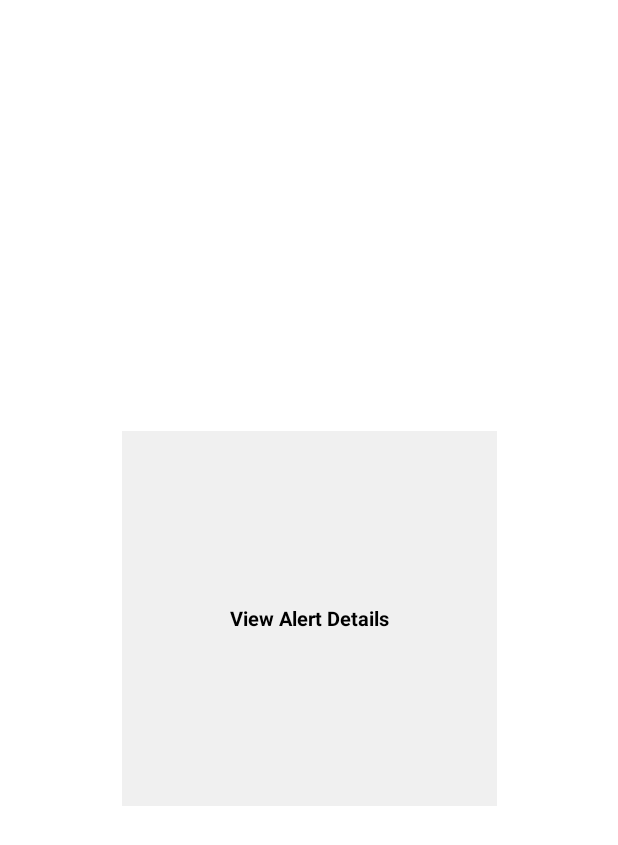
After one commit to P0Q0/PQ, an Android app: the layout layout_view_alert_details.xml on its own in the app's theme, with its tools: preview values and no code run, on a phone screen of 412 x 824 dp. The commit adds this screen. Shown: the top 845 px of the screen. Run offline under Robolectric (Android 15) with nearby library versions, the phone set to English and light mode, and no system bars.

Commit message:
added alerts detail view. added most functionality for notifications.

```diff
--- /dev/null
+++ b/app/src/main/res/layout/layout_view_alert_details.xml
@@ -0,0 +1,58 @@
+<?xml version="1.0" encoding="utf-8"?>
+<androidx.constraintlayout.widget.ConstraintLayout
+    xmlns:android="http://schemas.android.com/apk/res/android"
+    xmlns:app="http://schemas.android.com/apk/res-auto"
+    android:id="@+id/layout_view_alert_details"
+    android:layout_width="match_parent"
+    android:layout_height="match_parent">
+    <com.google.android.material.textview.MaterialTextView
+        android:id="@+id/vad_notifications_tv"
+        android:layout_width="250dp"
+        android:layout_height="250dp"
+        android:text="@string/ui_view_alert_details"
+        android:textSize="13sp"
+        android:textStyle="bold"
+        android:textColor="@color/colorDark"
+        android:background="@color/colorLight"
+        android:gravity="center"
+        app:layout_constraintTop_toTopOf="parent"
+        app:layout_constraintBottom_toBottomOf="parent"
+        app:layout_constraintLeft_toLeftOf="parent"
+        app:layout_constraintRight_toRightOf="parent"/>
+    <androidx.constraintlayout.widget.Guideline
+        android:id="@+id/vad_gl25_v"
+        android:layout_width="0dp"
+        android:layout_height="0dp"
+        android:orientation="vertical"
+        app:layout_constraintGuide_percent="0.25"/>
+    <androidx.constraintlayout.widget.Guideline
+        android:id="@+id/vad_gl50_v"
+        android:layout_width="0dp"
+        android:layout_height="0dp"
+        android:orientation="vertical"
+        app:layout_constraintGuide_percent="0.50"/>
+    <androidx.constraintlayout.widget.Guideline
+        android:id="@+id/vad_gl75_v"
+        android:layout_width="0dp"
+        android:layout_height="0dp"
+        android:orientation="vertical"
+        app:layout_constraintGuide_percent="0.75"/>
+    <androidx.constraintlayout.widget.Guideline
+        android:id="@+id/vad_gl25_h"
+        android:layout_width="0dp"
+        android:layout_height="0dp"
+        android:orientation="horizontal"
+        app:layout_constraintGuide_percent="0.25"/>
+    <androidx.constraintlayout.widget.Guideline
+        android:id="@+id/vad_gl50_h"
+        android:layout_width="0dp"
+        android:layout_height="0dp"
+        android:orientation="horizontal"
+        app:layout_constraintGuide_percent="0.50"/>
+    <androidx.constraintlayout.widget.Guideline
+        android:id="@+id/vad_gl75_h"
+        android:layout_width="0dp"
+        android:layout_height="0dp"
+        android:orientation="horizontal"
+        app:layout_constraintGuide_percent="0.75"/>
+</androidx.constraintlayout.widget.ConstraintLayout>
```
Also changed, not shown: a_6/src/main/java/pkg/what/a_6/ViewA6.kt (+130 -32 lines), a_6/src/main/java/pkg/what/a_6/ViewAlertDetails.kt (added, +29 -0 lines), app/src/main/res/values/strings.xml (+17 -0 lines), 1 other file.
